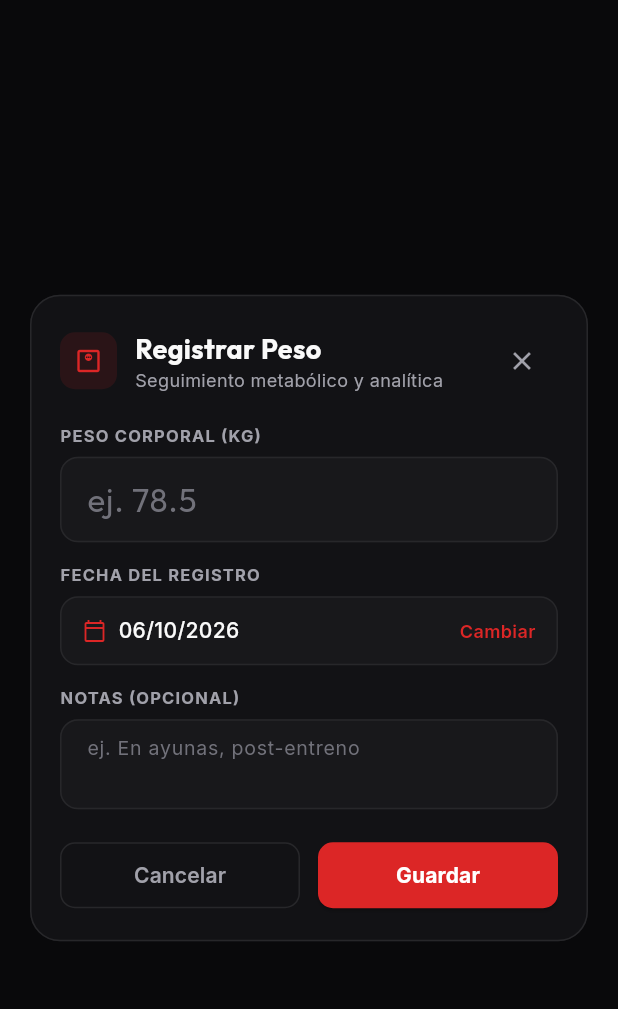
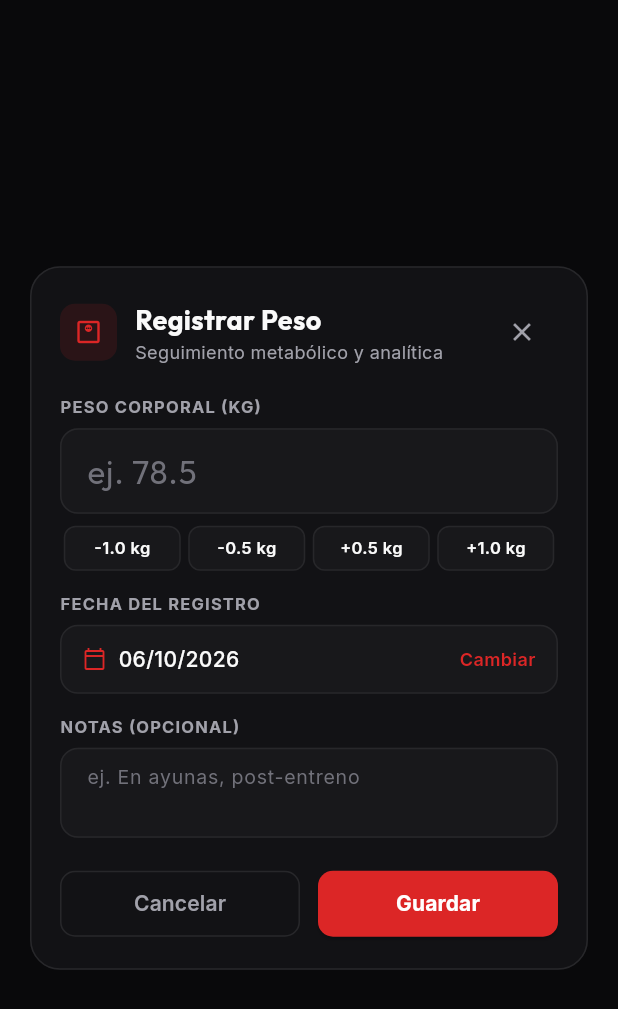
Before and after one commit to VICTOREB13/App-Food-Tracker, a Flutter app: the QuickWeightEntryDialog widget shown alone on an empty page, opened directly, on a phone screen of 412 x 824 dp. Shown: the top 1009 px of the screen. Run offline on Flutter 3.47's test engine with Material 3 defaults, Android fonts, the phone set to English and light mode, and no system bars; our stand-ins replace file_picker, flutter_secure_storage, flutter_svg, get_it, google_fonts, google_generative_ai and 4 more; missing offline and left inert: home_widget; accounts and stored records are empty; network calls fail; project files that could hold a hidden picture were left out.

Commit message:
refactor(models): restore MacroDistribution model and modularized quick_weight_entry_dialog

```diff
--- a/lib/widgets/metrics/quick_weight_entry_dialog.dart
+++ b/lib/widgets/metrics/quick_weight_entry_dialog.dart
@@ -2,12 +2,10 @@ import 'package:flutter/material.dart';
 import 'package:google_fonts/google_fonts.dart';
 import '../../controllers/meal_controller.dart';
 import '../../services/theme_manager.dart';
+import 'quick_weight_adjuster_row.dart';
 
 /// Standalone modal dialog to record a daily weight entry with validation.
-Future<void> showQuickWeightEntryDialog(
-  BuildContext context, {
-  double? initialWeight,
-}) async {
+Future<void> showQuickWeightEntryDialog(BuildContext context, {double? initialWeight}) async {
   await showDialog<void>(
     context: context,
     barrierDismissible: true,
@@ -18,10 +16,7 @@ Future<void> showQuickWeightEntryDialog(
 class QuickWeightEntryDialog extends StatefulWidget {
   final double? initialWeight;
 
-  const QuickWeightEntryDialog({
-    super.key,
-    this.initialWeight,
-  });
+  const QuickWeightEntryDialog({super.key, this.initialWeight});
 
   @override
   State<QuickWeightEntryDialog> createState() => _QuickWeightEntryDialogState();
@@ -51,6 +46,13 @@ class _QuickWeightEntryDialogState extends State<QuickWeightEntryDialog> {
     super.dispose();
   }
 
+  void _adjustWeight(double delta) {
+    final current = double.tryParse(_weightController.text.replaceAll(',', '.')) ?? 70.0;
+    final next = (current + delta).clamp(20.0, 350.0);
+    _weightController.text = (next % 1 == 0) ? next.toInt().toString() : next.toStringAsFixed(1);
+    if (_errorMessage != null) setState(() => _errorMessage = null);
+  }
+
   Future<void> _pickDate() async {
     final now = DateTime.now();
     final picked = await showDatePicker(
@@ -58,8 +60,7 @@ class _QuickWeightEntryDialogState extends State<QuickWeightEntryDialog> {
       initialDate: _selectedDate,
       firstDate: DateTime(now.year - 5),
       lastDate: DateTime(now.year + 1),
-      builder: (context, child) {
-        return Theme(
+      builder: (context, child) => Theme(
         data: Theme.of(context).copyWith(
           colorScheme: ColorScheme.dark(
             primary: AppColors.primary,
@@ -69,20 +70,11 @@ class _QuickWeightEntryDialogState extends State<QuickWeightEntryDialog> {
           ),
         ),
         child: child!,
-        );
-      },
+      ),
     );
 
     if (picked != null && mounted) {
-      setState(() {
-        _selectedDate = DateTime(
-          picked.year,
-          picked.month,
-          picked.day,
-          _selectedDate.hour,
-          _selectedDate.minute,
-        );
-      });
+      setState(() => _selectedDate = DateTime(picked.year, picked.month, picked.day, _selectedDate.hour, _selectedDate.minute));
     }
   }
 
@@ -91,63 +83,45 @@ class _QuickWeightEntryDialogState extends State<QuickWeightEntryDialog> {
     final weight = double.tryParse(rawText);
 
     if (weight == null || weight.isNaN || weight.isInfinite || weight < 20.0 || weight > 350.0) {
-      setState(() {
-        _errorMessage = 'El peso debe estar entre 20.0 y 350.0 kg';
-      });
+      setState(() => _errorMessage = 'El peso debe estar entre 20.0 y 350.0 kg');
       return;
     }
 
-    setState(() {
-      _errorMessage = null;
-      _isSaving = true;
-    });
+    setState(() { _errorMessage = null; _isSaving = true; });
 
     try {
-      final notes = _notesController.text.trim().isNotEmpty
-          ? _notesController.text.trim()
-          : null;
-
-      await MealController.instance.recordWeight(
-        weight,
-        notes: notes,
-        date: _selectedDate,
-      );
-
+      final notes = _notesController.text.trim().isNotEmpty ? _notesController.text.trim() : null;
+      await MealController.instance.recordWeight(weight, notes: notes, date: _selectedDate);
       if (!mounted) return;
       Navigator.of(context).pop();
 
-      ScaffoldMessenger.of(context).showSnackBar(
-        SnackBar(
+      ScaffoldMessenger.of(context).showSnackBar(SnackBar(
         content: Text('⚖️ Peso guardado: ${weight % 1 == 0 ? weight.toInt().toString() : weight.toString()} kg'),
         backgroundColor: AppColors.primary,
         duration: const Duration(seconds: 2),
-        ),
-      );
+      ));
     } catch (e) {
       if (!mounted) return;
-      setState(() {
-        _errorMessage = 'Error al registrar peso: $e';
-        _isSaving = false;
-      });
+      setState(() { _errorMessage = 'Error al registrar peso: $e'; _isSaving = false; });
     }
   }
+
+  InputBorder _inputBorder(Color color, [double width = 1.0]) => OutlineInputBorder(
+        borderRadius: BorderRadius.circular(12),
+        borderSide: BorderSide(color: color, width: width),
+      );
 
   @override
   Widget build(BuildContext context) {
     final isDark = Theme.of(context).brightness == Brightness.dark;
-    final surfaceColor = AppColors.surface(context);
     final borderColor = AppColors.border(context);
-
-    final dateStr =
-        '${_selectedDate.day.toString().padLeft(2, '0')}/${_selectedDate.month.toString().padLeft(2, '0')}/${_selectedDate.year}';
+    final fieldBg = isDark ? const Color(0xFF18181B) : const Color(0xFFF4F4F5);
+    final dateStr = '${_selectedDate.day.toString().padLeft(2, '0')}/${_selectedDate.month.toString().padLeft(2, '0')}/${_selectedDate.year}';
 
     return Dialog(
-      backgroundColor: surfaceColor,
+      backgroundColor: AppColors.surface(context),
       insetPadding: const EdgeInsets.symmetric(horizontal: 20, vertical: 24),
-      shape: RoundedRectangleBorder(
-        borderRadius: BorderRadius.circular(AppColors.cardRadius),
-        side: BorderSide(color: borderColor, width: 1),
-      ),
+      shape: RoundedRectangleBorder(borderRadius: BorderRadius.circular(AppColors.cardRadius), side: BorderSide(color: borderColor)),
       child: Padding(
         padding: const EdgeInsets.all(20),
         child: SingleChildScrollView(
@@ -155,281 +129,123 @@ class _QuickWeightEntryDialogState extends State<QuickWeightEntryDialog> {
             mainAxisSize: MainAxisSize.min,
             crossAxisAlignment: CrossAxisAlignment.start,
             children: [
-              // Header
               Row(
                 children: [
                   Container(
                     width: 38,
                     height: 38,
-                    decoration: BoxDecoration(
-                      color: AppColors.primary.withValues(alpha: 0.12),
-                      borderRadius: BorderRadius.circular(10),
-                    ),
-                    child: const Icon(
-                      Icons.monitor_weight_outlined,
-                      color: AppColors.primary,
-                      size: 20,
-                    ),
+                    decoration: BoxDecoration(color: AppColors.primary.withValues(alpha: 0.12), borderRadius: BorderRadius.circular(10)),
+                    child: const Icon(Icons.monitor_weight_outlined, color: AppColors.primary, size: 20),
                   ),
                   const SizedBox(width: 12),
                   Expanded(
                     child: Column(
                       crossAxisAlignment: CrossAxisAlignment.start,
                       children: [
-                        Text(
-                          'Registrar Peso',
-                          style: GoogleFonts.outfit(
-                            fontSize: 18,
-                            fontWeight: FontWeight.w700,
-                            color: AppColors.textPrimary(context),
-                          ),
-                        ),
-                        Text(
-                          'Seguimiento metabólico y analítica',
-                          style: GoogleFonts.inter(
-                            fontSize: 12,
-                            color: AppColors.textSecondary(context),
-                          ),
-                        ),
+                        Text('Registrar Peso', style: GoogleFonts.outfit(fontSize: 18, fontWeight: FontWeight.w700, color: AppColors.textPrimary(context))),
+                        Text('Seguimiento metabólico y analítica', style: GoogleFonts.inter(fontSize: 12, color: AppColors.textSecondary(context))),
                       ],
                     ),
                   ),
-                  IconButton(
-                    icon: const Icon(Icons.close, size: 20),
-                    color: AppColors.textSecondary(context),
-                    onPressed: () => Navigator.of(context).pop(),
-                  ),
+                  IconButton(icon: const Icon(Icons.close, size: 20), color: AppColors.textSecondary(context), onPressed: () => Navigator.of(context).pop()),
                 ],
               ),
               const SizedBox(height: 18),
-
-              // Weight Input Field
-              Text(
-                'PESO CORPORAL (KG)',
-                style: GoogleFonts.inter(
-                  fontSize: 11,
-                  fontWeight: FontWeight.w700,
-                  letterSpacing: 0.8,
-                  color: AppColors.textSecondary(context),
-                ),
-              ),
+              Text('PESO CORPORAL (KG)', style: GoogleFonts.inter(fontSize: 11, fontWeight: FontWeight.w700, letterSpacing: 0.8, color: AppColors.textSecondary(context))),
               const SizedBox(height: 6),
               TextField(
                 controller: _weightController,
                 keyboardType: const TextInputType.numberWithOptions(decimal: true),
-                style: GoogleFonts.outfit(
-                  fontSize: 22,
-                  fontWeight: FontWeight.w700,
-                  color: AppColors.textPrimary(context),
-                ),
+                style: GoogleFonts.outfit(fontSize: 22, fontWeight: FontWeight.w700, color: AppColors.textPrimary(context)),
                 decoration: InputDecoration(
                   hintText: 'ej. 78.5',
-                  hintStyle: GoogleFonts.outfit(
-                    fontSize: 22,
-                    fontWeight: FontWeight.w400,
-                    color: AppColors.textMuted(context),
-                  ),
+                  hintStyle: GoogleFonts.outfit(fontSize: 22, fontWeight: FontWeight.w400, color: AppColors.textMuted(context)),
                   suffixText: 'kg',
-                  suffixStyle: GoogleFonts.inter(
-                    fontSize: 14,
-                    fontWeight: FontWeight.w600,
-                    color: AppColors.textSecondary(context),
-                  ),
+                  suffixStyle: GoogleFonts.inter(fontSize: 14, fontWeight: FontWeight.w600, color: AppColors.textSecondary(context)),
                   filled: true,
-                  fillColor: isDark ? const Color(0xFF18181B) : const Color(0xFFF4F4F5),
+                  fillColor: fieldBg,
                   contentPadding: const EdgeInsets.symmetric(horizontal: 14, vertical: 12),
-                  border: OutlineInputBorder(
-                    borderRadius: BorderRadius.circular(12),
-                    borderSide: BorderSide(color: borderColor),
-                  ),
-                  enabledBorder: OutlineInputBorder(
-                    borderRadius: BorderRadius.circular(12),
-                    borderSide: BorderSide(color: borderColor),
-                  ),
-                  focusedBorder: OutlineInputBorder(
-                    borderRadius: BorderRadius.circular(12),
-                    borderSide: const BorderSide(color: AppColors.primary, width: 1.5),
+                  border: _inputBorder(borderColor),
+                  enabledBorder: _inputBorder(borderColor),
+                  focusedBorder: _inputBorder(AppColors.primary, 1.5),
                 ),
               ),
-              ),
+              const SizedBox(height: 8),
+              QuickWeightAdjusterRow(onAdjust: _adjustWeight),
               const SizedBox(height: 14),
-
-              // Date Picker Field
-              Text(
-                'FECHA DEL REGISTRO',
-                style: GoogleFonts.inter(
-                  fontSize: 11,
-                  fontWeight: FontWeight.w700,
-                  letterSpacing: 0.8,
-                  color: AppColors.textSecondary(context),
-                ),
-              ),
+              Text('FECHA DEL REGISTRO', style: GoogleFonts.inter(fontSize: 11, fontWeight: FontWeight.w700, letterSpacing: 0.8, color: AppColors.textSecondary(context))),
               const SizedBox(height: 6),
               InkWell(
                 onTap: _pickDate,
                 borderRadius: BorderRadius.circular(12),
                 child: Container(
                   padding: const EdgeInsets.symmetric(horizontal: 14, vertical: 12),
-                  decoration: BoxDecoration(
-                    color: isDark ? const Color(0xFF18181B) : const Color(0xFFF4F4F5),
-                    borderRadius: BorderRadius.circular(12),
-                    border: Border.all(color: borderColor),
-                  ),
+                  decoration: BoxDecoration(color: fieldBg, borderRadius: BorderRadius.circular(12), border: Border.all(color: borderColor)),
                   child: Row(
                     mainAxisAlignment: MainAxisAlignment.spaceBetween,
                     children: [
                       Row(
                         children: [
-                          const Icon(Icons.calendar_today_outlined,
-                              size: 16, color: AppColors.primary),
+                          const Icon(Icons.calendar_today_outlined, size: 16, color: AppColors.primary),
                           const SizedBox(width: 8),
-                          Text(
-                            dateStr,
-                            style: GoogleFonts.inter(
-                              fontSize: 14,
-                              fontWeight: FontWeight.w500,
-                              color: AppColors.textPrimary(context),
-                            ),
-                          ),
+                          Text(dateStr, style: GoogleFonts.inter(fontSize: 14, fontWeight: FontWeight.w500, color: AppColors.textPrimary(context))),
                         ],
                       ),
-                      Text(
-                        'Cambiar',
-                        style: GoogleFonts.inter(
-                          fontSize: 12,
-                          fontWeight: FontWeight.w600,
-                          color: AppColors.primary,
-                        ),
-                      ),
+                      Text('Cambiar', style: GoogleFonts.inter(fontSize: 12, fontWeight: FontWeight.w600, color: AppColors.primary)),
                     ],
                   ),
                 ),
               ),
               const SizedBox(height: 14),
-
-              // Notes Input Field
-              Text(
-                'NOTAS (OPCIONAL)',
-                style: GoogleFonts.inter(
-                  fontSize: 11,
-                  fontWeight: FontWeight.w700,
-                  letterSpacing: 0.8,
-                  color: AppColors.textSecondary(context),
-                ),
-              ),
+              Text('NOTAS (OPCIONAL)', style: GoogleFonts.inter(fontSize: 11, fontWeight: FontWeight.w700, letterSpacing: 0.8, color: AppColors.textSecondary(context))),
               const SizedBox(height: 6),
               TextField(
                 controller: _notesController,
                 maxLines: 2,
-                style: GoogleFonts.inter(
-                  fontSize: 13,
-                  color: AppColors.textPrimary(context),
-                ),
+                style: GoogleFonts.inter(fontSize: 13, color: AppColors.textPrimary(context)),
                 decoration: InputDecoration(
                   hintText: 'ej. En ayunas, post-entreno',
-                  hintStyle: GoogleFonts.inter(
-                    fontSize: 13,
-                    color: AppColors.textMuted(context),
-                  ),
+                  hintStyle: GoogleFonts.inter(fontSize: 13, color: AppColors.textMuted(context)),
                   filled: true,
-                  fillColor: isDark ? const Color(0xFF18181B) : const Color(0xFFF4F4F5),
+                  fillColor: fieldBg,
                   contentPadding: const EdgeInsets.symmetric(horizontal: 14, vertical: 10),
-                  border: OutlineInputBorder(
-                    borderRadius: BorderRadius.circular(12),
-                    borderSide: BorderSide(color: borderColor),
-                  ),
-                  enabledBorder: OutlineInputBorder(
-                    borderRadius: BorderRadius.circular(12),
-                    borderSide: BorderSide(color: borderColor),
-                  ),
-                  focusedBorder: OutlineInputBorder(
-                    borderRadius: BorderRadius.circular(12),
-                    borderSide: const BorderSide(color: AppColors.primary, width: 1.5),
+                  border: _inputBorder(borderColor),
+                  enabledBorder: _inputBorder(borderColor),
+                  focusedBorder: _inputBorder(AppColors.primary, 1.5),
                 ),
               ),
-              ),
-
-              // Error display
               if (_errorMessage != null) ...[
                 const SizedBox(height: 12),
                 Container(
                   padding: const EdgeInsets.symmetric(horizontal: 10, vertical: 8),
-                  decoration: BoxDecoration(
-                    color: AppColors.primary.withValues(alpha: 0.1),
-                    borderRadius: BorderRadius.circular(8),
-                    border: Border.all(color: AppColors.primary.withValues(alpha: 0.3)),
-                  ),
+                  decoration: BoxDecoration(color: AppColors.primary.withValues(alpha: 0.1), borderRadius: BorderRadius.circular(8), border: Border.all(color: AppColors.primary.withValues(alpha: 0.3))),
                   child: Row(
                     children: [
                       const Icon(Icons.error_outline, color: AppColors.primary, size: 16),
                       const SizedBox(width: 6),
-                      Expanded(
-                        child: Text(
-                          _errorMessage!,
-                          style: GoogleFonts.inter(
-                            fontSize: 12,
-                            color: AppColors.primary,
-                            fontWeight: FontWeight.w500,
-                          ),
-                        ),
-                      ),
+                      Expanded(child: Text(_errorMessage!, style: GoogleFonts.inter(fontSize: 12, color: AppColors.primary, fontWeight: FontWeight.w500))),
                     ],
                   ),
                 ),
               ],
               const SizedBox(height: 20),
-
-              // Action Buttons
               Row(
                 children: [
                   Expanded(
                     child: OutlinedButton(
                       onPressed: _isSaving ? null : () => Navigator.of(context).pop(),
-                      style: OutlinedButton.styleFrom(
-                        padding: const EdgeInsets.symmetric(vertical: 12),
-                        side: BorderSide(color: borderColor),
-                        shape: RoundedRectangleBorder(
-                          borderRadius: BorderRadius.circular(10),
-                        ),
-                      ),
-                      child: Text(
-                        'Cancelar',
-                        style: GoogleFonts.inter(
-                          fontSize: 14,
-                          fontWeight: FontWeight.w600,
-                          color: AppColors.textSecondary(context),
-                        ),
-                      ),
+                      style: OutlinedButton.styleFrom(padding: const EdgeInsets.symmetric(vertical: 12), side: BorderSide(color: borderColor), shape: RoundedRectangleBorder(borderRadius: BorderRadius.circular(10))),
+                      child: Text('Cancelar', style: GoogleFonts.inter(fontSize: 14, fontWeight: FontWeight.w600, color: AppColors.textSecondary(context))),
                     ),
                   ),
                   const SizedBox(width: 12),
                   Expanded(
                     child: ElevatedButton(
                       onPressed: _isSaving ? null : _handleSave,
-                      style: ElevatedButton.styleFrom(
-                        backgroundColor: AppColors.primary,
-                        padding: const EdgeInsets.symmetric(vertical: 12),
-                        shape: RoundedRectangleBorder(
-                          borderRadius: BorderRadius.circular(10),
-                        ),
-                      ),
+                      style: ElevatedButton.styleFrom(backgroundColor: AppColors.primary, padding: const EdgeInsets.symmetric(vertical: 12), shape: RoundedRectangleBorder(borderRadius: BorderRadius.circular(10))),
                       child: _isSaving
-                          ? const SizedBox(
-                              height: 18,
-                              width: 18,
-                              child: CircularProgressIndicator(
-                                strokeWidth: 2,
-                                color: Colors.white,
-                              ),
-                            )
-                          : Text(
-                              'Guardar',
-                              style: GoogleFonts.inter(
-                                fontSize: 14,
-                                fontWeight: FontWeight.w700,
-                                color: Colors.white,
-                              ),
-                            ),
+                          ? const SizedBox(height: 18, width: 18, child: CircularProgressIndicator(strokeWidth: 2, color: Colors.white))
+                          : Text('Guardar', style: GoogleFonts.inter(fontSize: 14, fontWeight: FontWeight.w700, color: Colors.white)),
                     ),
                   ),
                 ],
```
Also changed, not shown: lib/models/macro_distribution.dart (added, +21 -0 lines), lib/services/metabolic_calculator.dart (+23 -81 lines). Lines whose indentation alone changed are shown as unchanged.
